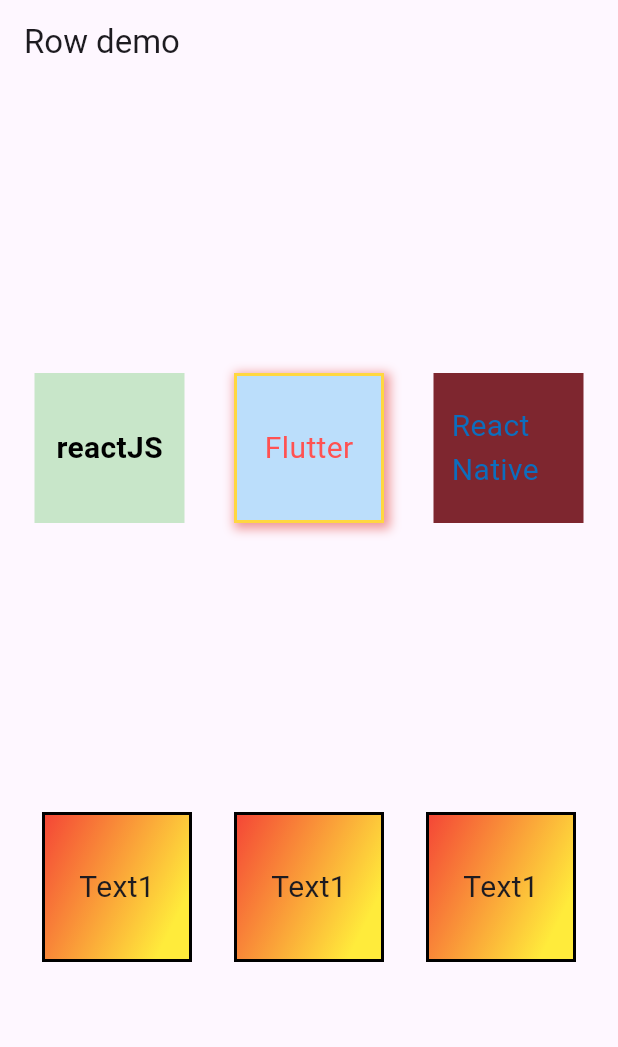
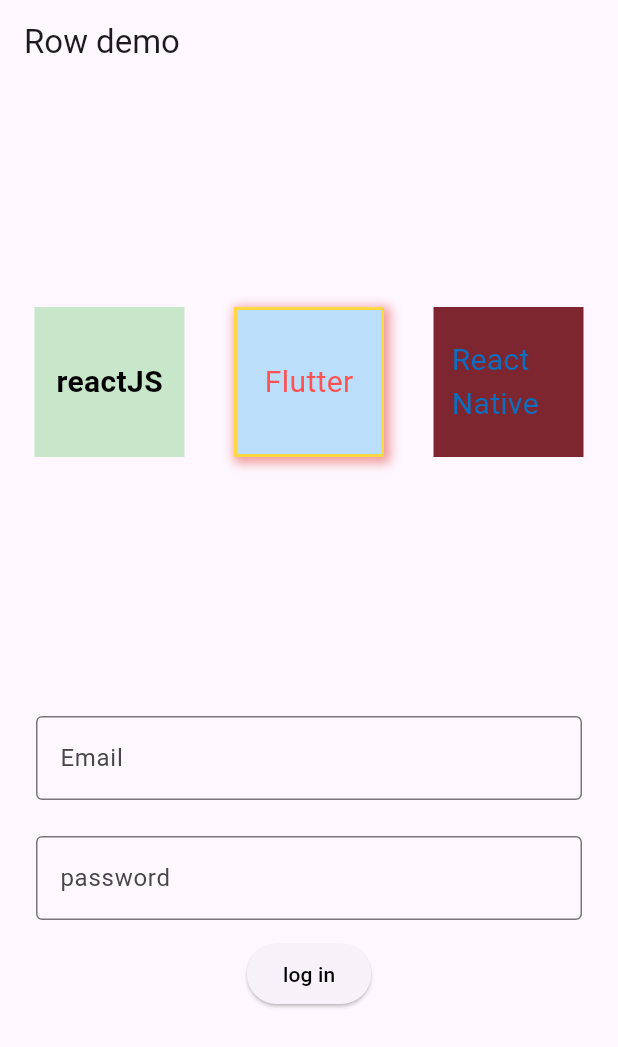
Before and after one commit to SankalpPyFever333/Learning_Flutter, a Flutter app: the screen it shows after launch, on a phone screen of 412 x 824 dp. Shown: the top 1047 px of the screen. Run offline on Flutter 3.47's test engine with Material 3 defaults, Android fonts, the phone set to English and light mode, and no system bars; Roboto replaces fonts that are missing (MyFont).

Commit message:
learned to handle input fields in flutter

```diff
--- a/lib/main.dart
+++ b/lib/main.dart
@@ -1,4 +1,5 @@
 import 'package:flutter/material.dart';
+import 'package:hello_flutter_1/signup_page.dart';
 import "./sec_row.dart";
 //implementing container properties:
 
@@ -90,7 +91,11 @@
                 ),
               ],
             ),
-            const SecondRow()
+
+            // const SecondRow()
+
+            const SignupPage()
+
           ],
         ));
   }
--- a/lib/signup_page.dart
+++ b/lib/signup_page.dart
@@ -1,19 +1,62 @@
 import 'package:flutter/material.dart';
 
-class SignupPage extends StatefulWidget{
+class SignupPage extends StatefulWidget {
   const SignupPage({super.key});
   @override
   _SignupPageState createState() => _SignupPageState();
 }
 
-class _SignupPageState extends State<SignupPage>{
+class _SignupPageState extends State<SignupPage> {
+  final TextEditingController _emailController = TextEditingController();
+
+  @override
+  void dispose() {
+    _emailController.dispose();
+    super.dispose();
+  }
+
+  void _printEmail() {
+    print(_emailController.text);
+  }
+
   @override
   Widget build(BuildContext context) {
-    return const Column(
+    return Column(
       mainAxisAlignment: MainAxisAlignment.spaceAround,
       children: [
-        Padding(padding: EdgeInsets.all(12) ,
-
+        Padding(
+          padding: const EdgeInsets.all(12),
+          child: Column(
+            children: [
+              Padding(
+                padding: const EdgeInsets.all(12),
+                child: TextField(
+                  controller: _emailController,
+                  decoration: const InputDecoration(
+                      labelText: 'Email',
+                      border: OutlineInputBorder(),
+                      hintText: "Enter Email"),
+                ),
+              ),
+              const Padding(
+                padding: EdgeInsets.all(12),
+                child: TextField(
+                  obscureText: true,
+                  decoration: InputDecoration(
+                      labelText: 'password',
+                      border: OutlineInputBorder(),
+                      hintText: "Enter password"),
+                ),
+              ),
+              ElevatedButton(
+                onPressed: _printEmail,
+                child: const Text("log in",
+                    style: TextStyle(
+                      color: Colors.black,
+                    )),
+              )
+            ],
+          ),
         )
       ],
     );
```
